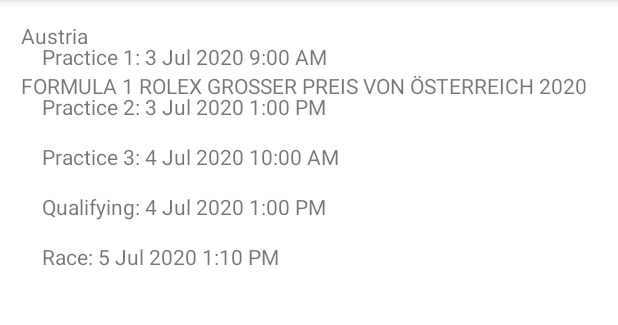
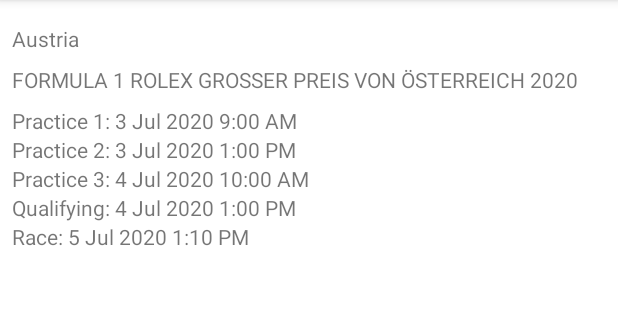
Before and after one commit to alexverdonck/RaceSchedule, an Android app: the screen it shows after launch (MainActivity), after a tap on "Austria", on a phone screen of 412 x 824 dp, the part 84-409 px from its top. Run offline under Robolectric (Android 15) with nearby library versions, the phone set to English and light mode, and no system bars; our stand-ins replace data binding.

Commit message:
Fixed constraints in EventDetail

```diff
--- a/app/src/main/java/com/github/alexverdonck/raceschedule/eventdetail/EventDetailFragment.kt
+++ b/app/src/main/java/com/github/alexverdonck/raceschedule/eventdetail/EventDetailFragment.kt
@@ -9,11 +9,8 @@ import androidx.fragment.app.Fragment
 import androidx.lifecycle.Observer
 import androidx.lifecycle.ViewModelProvider
 import com.github.alexverdonck.raceschedule.R
-import com.github.alexverdonck.raceschedule.data.Event
 import com.github.alexverdonck.raceschedule.databinding.FragmentEventDetailBinding
-import java.text.SimpleDateFormat
 import java.time.ZoneId
-import java.time.ZoneOffset
 import java.time.format.DateTimeFormatter
 
 class EventDetailFragment : Fragment() {
--- a/app/src/main/java/com/github/alexverdonck/raceschedule/eventtracker/BindingUtils.kt
+++ b/app/src/main/java/com/github/alexverdonck/raceschedule/eventtracker/BindingUtils.kt
@@ -5,7 +5,6 @@ import androidx.databinding.BindingAdapter
 import com.github.alexverdonck.raceschedule.data.Event
 import java.time.ZoneId
 import java.time.format.DateTimeFormatter
-import java.time.format.FormatStyle
 
 val formatter: DateTimeFormatter = DateTimeFormatter.ofPattern("d MMM yyyy h:mm a")
 
--- a/app/src/main/java/com/github/alexverdonck/raceschedule/eventtracker/EventAdapter.kt
+++ b/app/src/main/java/com/github/alexverdonck/raceschedule/eventtracker/EventAdapter.kt
@@ -3,6 +3,7 @@ package com.github.alexverdonck.raceschedule.eventtracker
 import android.view.LayoutInflater
 import android.view.ViewGroup
 import androidx.recyclerview.widget.DiffUtil
+import androidx.recyclerview.widget.DividerItemDecoration
 import androidx.recyclerview.widget.ListAdapter
 import androidx.recyclerview.widget.RecyclerView
 import com.github.alexverdonck.raceschedule.data.Event
--- a/app/src/main/java/com/github/alexverdonck/raceschedule/eventtracker/EventTrackerFragment.kt
+++ b/app/src/main/java/com/github/alexverdonck/raceschedule/eventtracker/EventTrackerFragment.kt
@@ -9,6 +9,7 @@ import androidx.databinding.DataBindingUtil
 import androidx.lifecycle.Observer
 import androidx.lifecycle.ViewModelProvider
 import androidx.navigation.fragment.findNavController
+import androidx.recyclerview.widget.DividerItemDecoration
 import com.github.alexverdonck.raceschedule.R
 import com.github.alexverdonck.raceschedule.databinding.FragmentEventTrackerBinding
 
@@ -34,6 +35,11 @@ class EventTrackerFragment : Fragment() {
 
         binding.eventList.adapter = adapter
 
+        // add a divider between items
+        binding.eventList.apply {
+            addItemDecoration(DividerItemDecoration(context, DividerItemDecoration.VERTICAL))
+        }
+
         eventTrackerViewModel.navigateToEventDetail.observe(viewLifecycleOwner, Observer {event ->
             event?.let {
                 this.findNavController().navigate(EventTrackerFragmentDirections.actionEventTrackerFragmentToEventDetailFragment(event))
--- a/app/src/main/res/layout/fragment_event_detail.xml
+++ b/app/src/main/res/layout/fragment_event_detail.xml
@@ -19,8 +19,8 @@
             android:id="@+id/event_location"
             android:layout_width="wrap_content"
             android:layout_height="wrap_content"
-            android:layout_marginStart="14dp"
-            android:layout_marginTop="14dp"
+            android:layout_marginStart="8dp"
+            android:layout_marginTop="16dp"
             app:layout_constraintStart_toStartOf="parent"
             app:layout_constraintTop_toTopOf="parent"
             app:eventLocation="@{eventDetailViewModel.event}"/>
@@ -29,20 +29,20 @@
             android:id="@+id/event_name"
             android:layout_width="wrap_content"
             android:layout_height="wrap_content"
-            android:layout_marginStart="14dp"
-            android:layout_marginTop="14dp"
+            android:layout_marginStart="8dp"
+            android:layout_marginTop="8dp"
+            app:eventName="@{eventDetailViewModel.event}"
             app:layout_constraintStart_toStartOf="parent"
-            app:layout_constraintTop_toBottomOf="@+id/event_location"
-            app:eventName="@{eventDetailViewModel.event}"/>
+            app:layout_constraintTop_toBottomOf="@+id/event_location" />
 
 
         <androidx.recyclerview.widget.RecyclerView
             android:id="@+id/event_sessions"
-            android:layout_width="match_parent"
-            android:layout_height="match_parent"
-            android:layout_marginStart="14dp"
-            android:layout_marginTop="14dp"
-            android:layout_marginEnd="14dp"
+            android:layout_width="0dp"
+            android:layout_height="0dp"
+            android:layout_marginStart="8dp"
+            android:layout_marginTop="8dp"
+            android:layout_marginEnd="8dp"
             app:layoutManager="androidx.recyclerview.widget.LinearLayoutManager"
             app:layout_constraintBottom_toBottomOf="parent"
             app:layout_constraintEnd_toEndOf="parent"
--- a/app/src/main/res/layout/list_item_session.xml
+++ b/app/src/main/res/layout/list_item_session.xml
@@ -19,12 +19,9 @@
             android:id="@+id/event_session"
             android:layout_width="wrap_content"
             android:layout_height="wrap_content"
-            android:layout_marginStart="14dp"
-            android:layout_marginTop="14dp"
-            android:text="TextView"
-            app:layout_constraintStart_toStartOf="parent"
-            app:layout_constraintTop_toTopOf="parent"
-            app:eventSession="@{session}"/>
+            app:eventSession="@{session}"
+            tools:layout_editor_absoluteX="14dp"
+            tools:layout_editor_absoluteY="14dp" />
 
     </androidx.constraintlayout.widget.ConstraintLayout>
 </layout>
```
